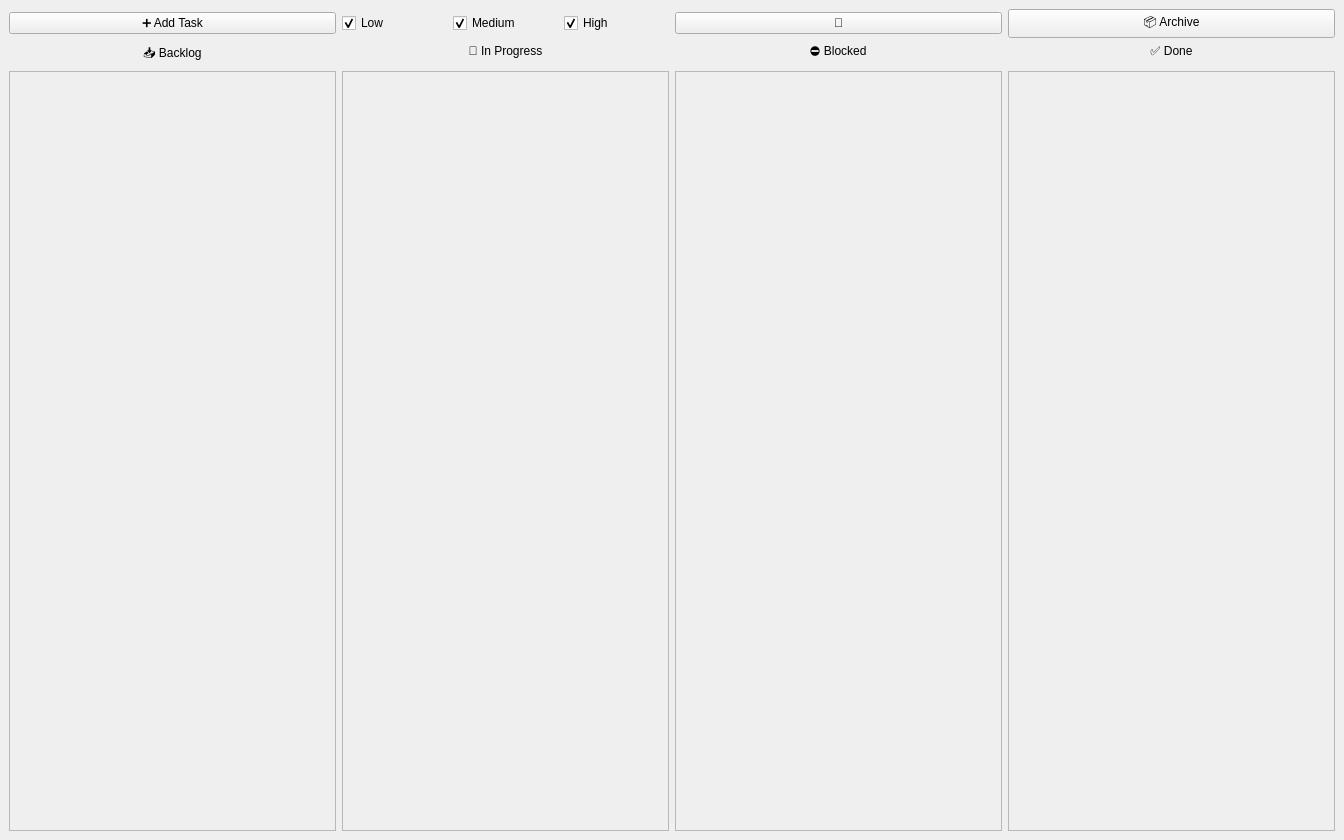
The window that app/ui/MainWindow.ui (AALLEXXX/smart-todo) describes before a commit, drawn with Qt 5.
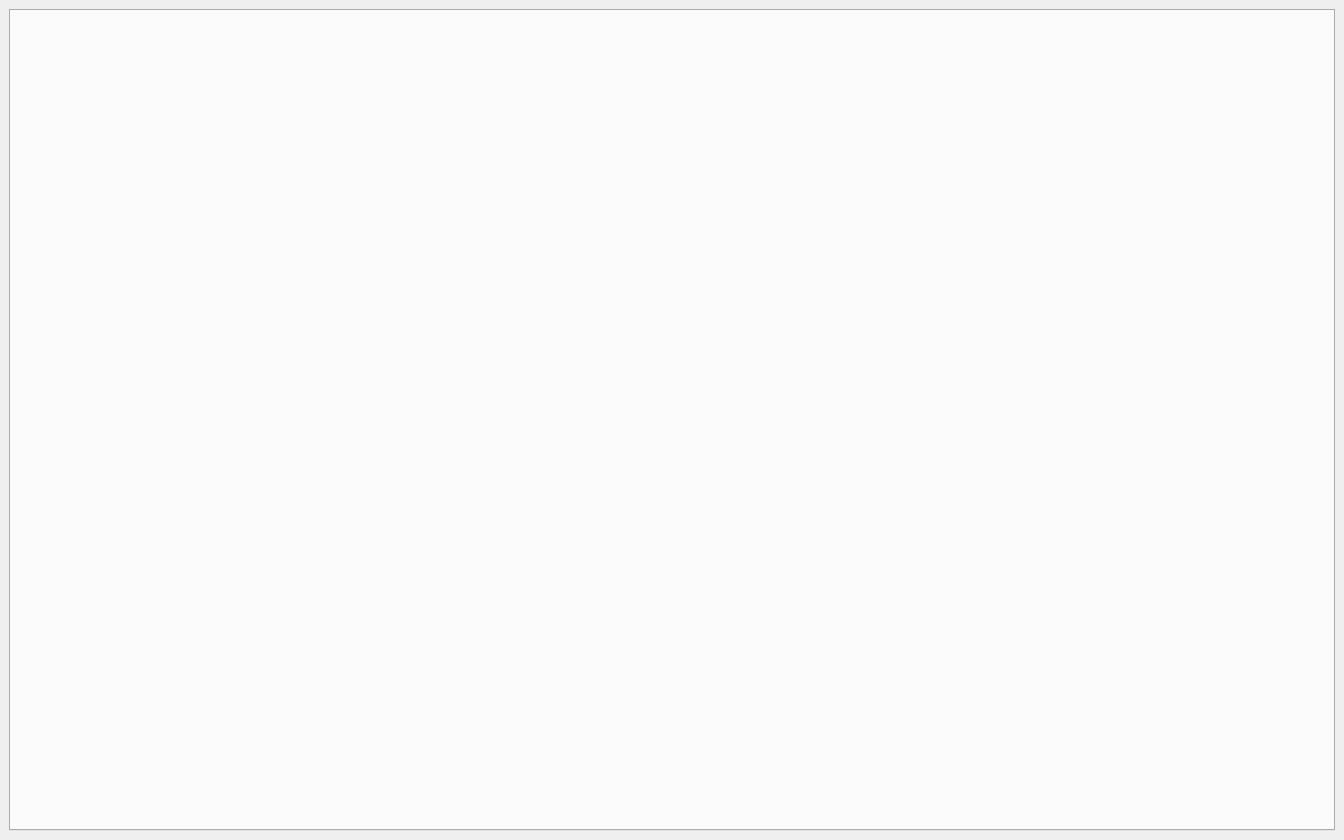
The same window after the commit.

Commit message: refactor MainWindow class, add new ui files, board refactoring, add correct path to ui compile

The edit to the form file:
```diff
--- a/app/ui/MainWindow.ui
+++ b/app/ui/MainWindow.ui
@@ -14,180 +14,7 @@
   <widget class="QWidget" name="centralwidget">
    <layout class="QVBoxLayout" name="mainLayout">
     <item>
-     <layout class="QHBoxLayout" name="topBar">
-      <item>
-       <widget class="QPushButton" name="addTaskButton">
-        <property name="text">
-         <string>➕ Add Task</string>
-        </property>
-       </widget>
-      </item>
-      <!-- Вместо комбобокса фильтрации добавляем группу чекбоксов -->
-      <item>
-       <layout class="QHBoxLayout" name="priorityFilterLayout">
-        <item>
-         <widget class="QCheckBox" name="lowPriorityCheckBox">
-          <property name="text">
-           <string>Low</string>
-          </property>
-          <property name="checked">
-           <bool>true</bool>
-          </property>
-         </widget>
-        </item>
-        <item>
-         <widget class="QCheckBox" name="mediumPriorityCheckBox">
-          <property name="text">
-           <string>Medium</string>
-          </property>
-          <property name="checked">
-           <bool>true</bool>
-          </property>
-         </widget>
-        </item>
-        <item>
-         <widget class="QCheckBox" name="highPriorityCheckBox">
-          <property name="text">
-           <string>High</string>
-          </property>
-          <property name="checked">
-           <bool>true</bool>
-          </property>
-         </widget>
-        </item>
-       </layout>
-      </item>
-      <item>
-       <widget class="QPushButton" name="themeToggleButton">
-        <property name="text">
-         <string>🌙</string>
-        </property>
-       </widget>
-      </item>
-      <item>
-       <widget class="QPushButton" name="archiveButton">
-        <property name="text">
-         <string>📦 Archive</string>
-        </property>
-       </widget>
-      </item>
-     </layout>
-    </item>
-    <item>
-     <layout class="QHBoxLayout" name="columnHeaders">
-      <item>
-       <widget class="QLabel" name="backlogLabel">
-        <property name="text">
-         <string>📥 Backlog</string>
-        </property>
-        <property name="alignment">
-         <set>Qt::AlignHCenter</set>
-        </property>
-       </widget>
-      </item>
-      <item>
-       <widget class="QLabel" name="inProgressLabel">
-        <property name="text">
-         <string>🚧 In Progress</string>
-        </property>
-        <property name="alignment">
-         <set>Qt::AlignHCenter</set>
-        </property>
-       </widget>
-      </item>
-      <item>
-       <widget class="QLabel" name="blockedLabel">
-        <property name="text">
-         <string>⛔ Blocked</string>
-        </property>
-        <property name="alignment">
-         <set>Qt::AlignHCenter</set>
-        </property>
-       </widget>
-      </item>
-      <item>
-       <widget class="QLabel" name="doneLabel">
-        <property name="text">
-         <string>✅ Done</string>
-        </property>
-        <property name="alignment">
-         <set>Qt::AlignHCenter</set>
-        </property>
-       </widget>
-      </item>
-     </layout>
-    </item>
-    <item>
-     <layout class="QHBoxLayout" name="boardLayout">
-      <item>
-       <widget class="QScrollArea" name="backlogArea">
-        <property name="widgetResizable">
-         <bool>true</bool>
-        </property>
-        <property name="minimumWidth">
-         <number>250</number>
-        </property>
-        <widget class="QWidget" name="backlogContainer">
-         <layout class="QVBoxLayout" name="backlogList">
-          <property name="alignment">
-           <set>Qt::AlignTop</set>
-          </property>
-         </layout>
-        </widget>
-       </widget>
-      </item>
-      <item>
-       <widget class="QScrollArea" name="inProgressArea">
-        <property name="widgetResizable">
-         <bool>true</bool>
-        </property>
-        <property name="minimumWidth">
-         <number>250</number>
-        </property>
-        <widget class="QWidget" name="inProgressContainer">
-         <layout class="QVBoxLayout" name="inProgressList">
-          <property name="alignment">
-           <set>Qt::AlignTop</set>
-          </property>
-         </layout>
-        </widget>
-       </widget>
-      </item>
-      <item>
-       <widget class="QScrollArea" name="blockedArea">
-        <property name="widgetResizable">
-         <bool>true</bool>
-        </property>
-        <property name="minimumWidth">
-         <number>250</number>
-        </property>
-        <widget class="QWidget" name="blockedContainer">
-         <layout class="QVBoxLayout" name="blockedList">
-          <property name="alignment">
-           <set>Qt::AlignTop</set>
-          </property>
-         </layout>
-        </widget>
-       </widget>
-      </item>
-      <item>
-       <widget class="QScrollArea" name="doneArea">
-        <property name="widgetResizable">
-         <bool>true</bool>
-        </property>
-        <property name="minimumWidth">
-         <number>250</number>
-        </property>
-        <widget class="QWidget" name="doneContainer">
-         <layout class="QVBoxLayout" name="doneList">
-          <property name="alignment">
-           <set>Qt::AlignTop</set>
-          </property>
-         </layout>
-        </widget>
-       </widget>
-      </item>
-     </layout>
+     <widget class="QTabWidget" name="tabWidget"/>
     </item>
    </layout>
   </widget>
```
The commit also changes 15 other files.
